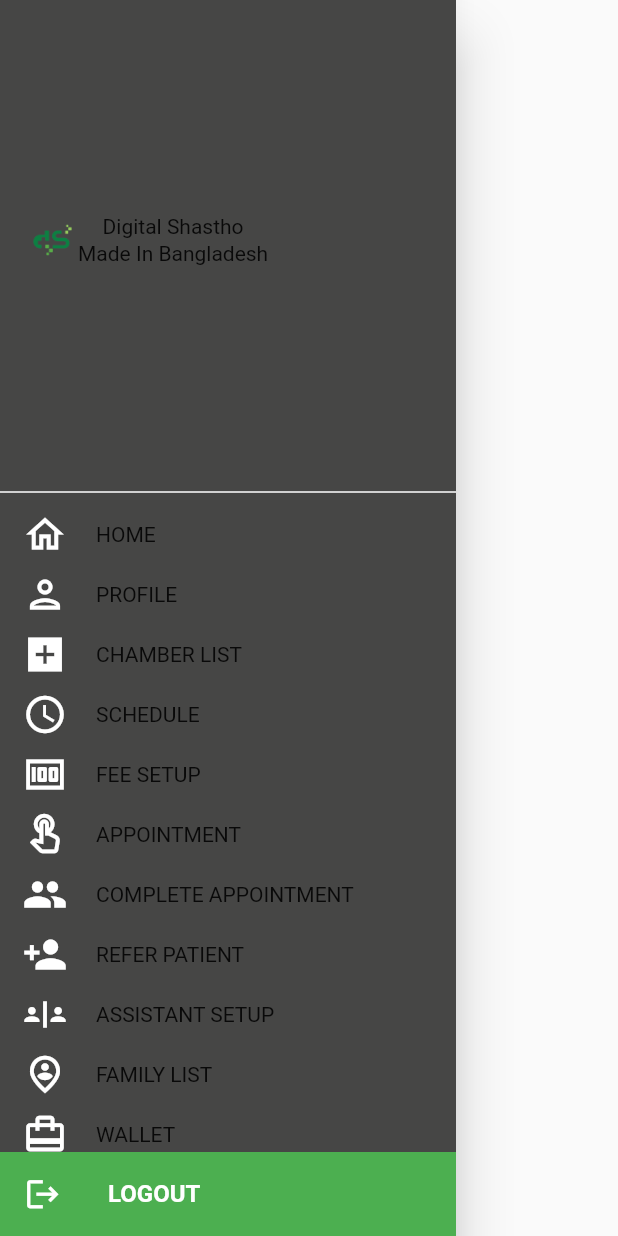
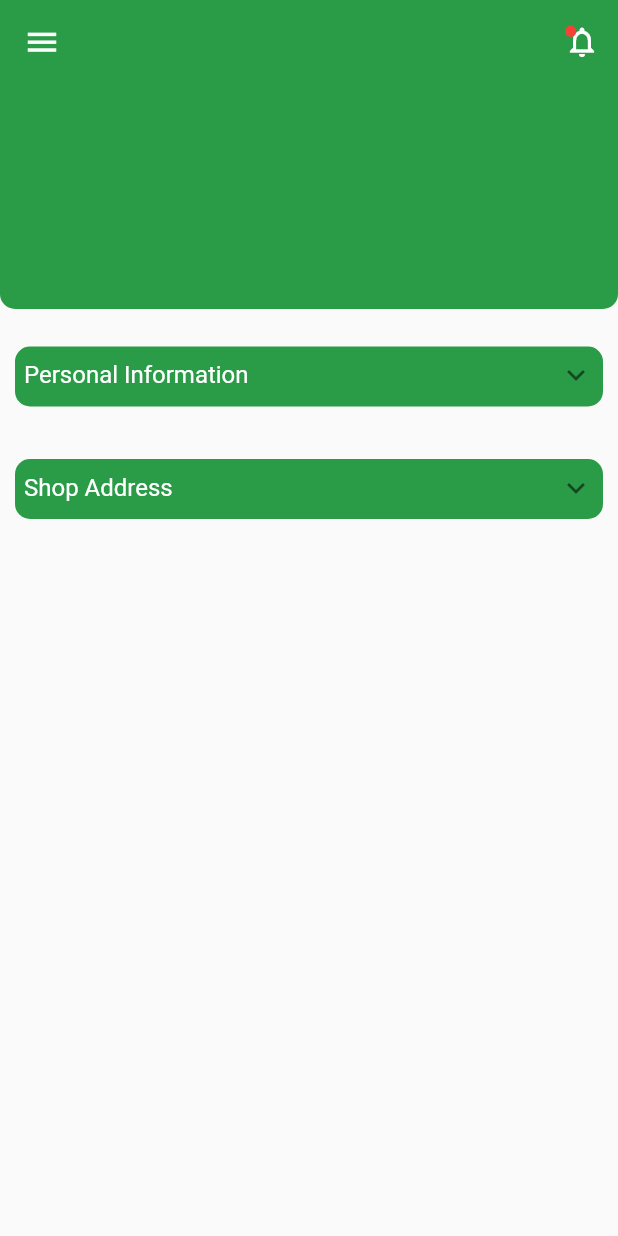
Before and after one commit to MD-JAHANGIR-ALAM/DS_Pharmace, a Flutter app: the MainDrawer widget shown alone on an empty page, opened directly, after a tap on "PROFILE", on a phone screen of 412 x 824 dp. Run offline on Flutter 3.47's test engine with Material 2 defaults, Android fonts, the phone set to English and light mode, and no system bars; our stand-ins replace carousel_slider, get; project files that could hold a hidden picture were left out.

Commit message:
Create Branch and Personal Info add

```diff
--- /dev/null
+++ b/lib/pages/create_branch.dart
@@ -0,0 +1,10 @@
+import 'package:flutter/material.dart';
+
+class CreateBranch extends StatelessWidget {
+  const CreateBranch({super.key});
+
+  @override
+  Widget build(BuildContext context) {
+    return const Placeholder();
+  }
+}
--- a/lib/pages/drawer_page/drawer_page.dart
+++ b/lib/pages/drawer_page/drawer_page.dart
@@ -7,6 +7,7 @@ import 'package:get/get.dart';
 
 import '../../utils/colors_code.dart';
 import '../../utils/styles.dart';
+import '../personal_information.dart';
 
 
 class MainDrawer extends StatefulWidget {
@@ -42,6 +43,9 @@ class MainDrawer extends StatefulWidget {
 }
 
 class _MainDrawerState extends State<MainDrawer> {
+
+  bool home = true;
+
   @override
   Widget build(BuildContext context) {
     return Drawer(
@@ -116,9 +120,9 @@ class _MainDrawerState extends State<MainDrawer> {
                                     borderRadius: BorderRadius.only(
                                         topLeft: Radius.circular(100),
                                         bottomLeft: Radius.circular(100)),
-                                    // color: widget.isHomeSelected
-                                    //     ? Color(0xffffffff)
-                                    //     : Color(0xff464645),
+                                    color: home == true
+                                        ? Color(0xffffffff)
+                                        : Color(0xff464645),
                                   ),
                                   child: Row(
                                     mainAxisAlignment: MainAxisAlignment.start,
@@ -129,9 +133,9 @@ class _MainDrawerState extends State<MainDrawer> {
                                         decoration: BoxDecoration(
                                           borderRadius:
                                           BorderRadius.circular(100),
-                                          // color: widget.isHomeSelected
-                                          //     ? Colors.green
-                                          //     : Color(0xff464645),
+                                          color: home == true
+                                              ? Colors.green
+                                              : Color(0xff464645),
                                         ),
                                         child: ClipRRect(
                                             borderRadius:
@@ -150,10 +154,10 @@ class _MainDrawerState extends State<MainDrawer> {
                                         padding:
                                         const EdgeInsets.only(left: 14),
                                         child: Text('HOME',
-                                            // style: widget.isHomeSelected
-                                            //     ? Style
-                                            //     .drawer_button_selected_style
-                                            //     : Style.drawer_button_style
+                                            style: home == true
+                                                ? Style
+                                                .drawer_button_selected_style
+                                                : Style.drawer_button_style
                                         ),
                                       )
                                     ],
@@ -161,6 +165,7 @@ class _MainDrawerState extends State<MainDrawer> {
                             ),
                             GestureDetector(
                               onTap: () {
+                                Navigator.push(context, MaterialPageRoute(builder: (context)=>Profile_Info()));
                               },
                               child: Container(
                                   height: 40,
--- /dev/null
+++ b/lib/pages/personal_information.dart
@@ -0,0 +1,244 @@
+import 'package:flutter/material.dart';
+
+import '../utils/colors_code.dart';
+
+
+class Profile_Info extends StatefulWidget {
+  const Profile_Info({super.key});
+
+  @override
+  State<Profile_Info> createState() => _Profile_InfoState();
+}
+
+class _Profile_InfoState extends State<Profile_Info> {
+
+  final GlobalKey<ScaffoldState> _drawer = GlobalKey<ScaffoldState>();
+
+  @override
+  Widget build(BuildContext context) {
+    return Scaffold(
+      appBar: AppBar(
+        centerTitle: true,
+        backgroundColor: ColorsCode.primary_color,
+        bottomOpacity: 0.0,
+        elevation: 0.0,
+        leading: IconButton(onPressed: (){
+          _drawer.currentState!.openDrawer();
+        }, icon: Icon(Icons.menu, size: 25,)),
+        actions: <Widget>[
+          IconButton(
+            icon: Stack(
+              children: const [
+                Icon(
+                  Icons.notifications_none,
+                  color: Colors.white,
+                ),
+                Positioned(
+                  child: Icon(
+                    Icons.brightness_1,
+                    color: Colors.red,
+                    size: 9,
+                  ),
+                )
+              ],
+            ),
+            onPressed: () {
+            },
+          ),
+
+        ],
+      ),
+      body: SingleChildScrollView(
+        child: Column(
+          children: [
+            Container(
+              height: 150,
+              width: double.infinity,
+              decoration: const BoxDecoration(
+                  color: ColorsCode.primary_color, borderRadius: BorderRadius.only(bottomLeft: Radius.circular(10), bottomRight: Radius.circular(10))
+              ),
+            ),
+            const SizedBox(height: 15,),
+            Stack(
+              children: [
+                Padding(
+                  padding: const EdgeInsets.all(10.0),
+                  child: Container(
+                    height: 40,
+                    width: double.infinity,
+                    decoration: BoxDecoration(color: ColorsCode.primary_color, borderRadius: BorderRadius.all(Radius.circular(10))),
+                  ),
+                ),
+                Positioned(
+                    child: ExpansionTile(
+                      title: Text("Personal Information" , style: TextStyle(color: Colors.white),),
+                      children: [
+                        Card(
+                          child: Padding(
+                            padding: EdgeInsets.all(15),
+                            child: Column(
+                              mainAxisAlignment: MainAxisAlignment.start,
+                              crossAxisAlignment: CrossAxisAlignment.start,
+                              children: [
+                                Text("Name : MD. Jahangir Mia"),
+                                Divider(
+                                  height: 3,
+                                ),
+                                Text("Phone : 01796-196500"),
+                                Divider(
+                                  height: 3,
+                                ),
+                                Text("Email : jahangirad14@gmail.com"),
+                                SizedBox(
+                                  height: 10,
+                                ),
+                              ],
+                            ),
+                          ),
+                        )
+                      ],
+                    )
+                )
+              ],
+            ),
+            const SizedBox(height: 15,),
+            Stack(
+              children: [
+                Padding(
+                  padding: const EdgeInsets.all(10.0),
+                  child: Container(
+                    height: 40,
+                    width: double.infinity,
+                    decoration: BoxDecoration(color: ColorsCode.primary_color, borderRadius: BorderRadius.all(Radius.circular(10))),
+                  ),
+                ),
+                Positioned(
+                    child: ExpansionTile(
+                      title: Text("Shop Address" , style: TextStyle(color: Colors.white),),
+                      children: [
+                        Card(
+                          child: Padding(
+                            padding: EdgeInsets.all(15),
+                            child: Column(
+                              mainAxisAlignment: MainAxisAlignment.start,
+                              crossAxisAlignment: CrossAxisAlignment.start,
+                              children: [
+                                Text("Shop No : 1"),
+                                Divider(
+                                  height: 3,
+                                ),
+                                Text("Name : My Shop"),
+                                Divider(
+                                  height: 3,
+                                ),
+                                Text("Address : Sundarganj, Gaibandha"),
+                                SizedBox(
+                                  height: 10,
+                                ),
+                              ],
+                            ),
+                          ),
+                        ),
+                        Card(
+                          child: Padding(
+                            padding: EdgeInsets.all(15),
+                            child: Column(
+                              mainAxisAlignment: MainAxisAlignment.start,
+                              crossAxisAlignment: CrossAxisAlignment.start,
+                              children: [
+                                Text("Shop No : 2"),
+                                Divider(
+                                  height: 3,
+                                ),
+                                Text("Name : My Shop"),
+                                Divider(
+                                  height: 3,
+                                ),
+                                Text("Address : Sundarganj, Gaibandha"),
+                                SizedBox(
+                                  height: 10,
+                                ),
+                              ],
+                            ),
+                          ),
+                        ),
+                        Card(
+                          child: Padding(
+                            padding: EdgeInsets.all(15),
+                            child: Column(
+                              mainAxisAlignment: MainAxisAlignment.start,
+                              crossAxisAlignment: CrossAxisAlignment.start,
+                              children: [
+                                Text("Shop No : 3"),
+                                Divider(
+                                  height: 3,
+                                ),
+                                Text("Name : My Shop"),
+                                Divider(
+                                  height: 3,
+                                ),
+                                Text("Address : Sundarganj, Gaibandha"),
+                                SizedBox(
+                                  height: 10,
+                                ),
+                              ],
+                            ),
+                          ),
+                        ),
+                        Card(
+                          child: Padding(
+                            padding: EdgeInsets.all(15),
+                            child: Column(
+                              mainAxisAlignment: MainAxisAlignment.start,
+                              crossAxisAlignment: CrossAxisAlignment.start,
+                              children: [
+                                Text("Shop No : 4"),
+                                Divider(
+                                  height: 3,
+                                ),
+                                Text("Name : My Shop"),
+                                Divider(
+                                  height: 3,
+                                ),
+                                Text("Address : Sundarganj, Gaibandha"),
+                                SizedBox(
+                                  height: 10,
+                                ),
+                              ],
+                            ),
+                          ),
+                        ),
+                        Card(
+                          child: Padding(
+                            padding: EdgeInsets.all(15),
+                            child: Column(
+                              mainAxisAlignment: MainAxisAlignment.start,
+                              crossAxisAlignment: CrossAxisAlignment.start,
+                              children: [
+                                Text("Shop No : 5"),
+                                Divider(
+                                  height: 3,
+                                ),
+                                Text("Name : My Shop"),
+                                Divider(
+                                  height: 3,
+                                ),
+                                Text("Address : Sundarganj, Gaibandha"),
+                                SizedBox(
+                                  height: 10,
+                                ),
+                              ],
+                            ),
+                          ),
+                        ),
+                      ],
+                    )
+                )
+              ],
+            ),
+          ],
+        ),
+      ),
+    );
+  }
+}
```
